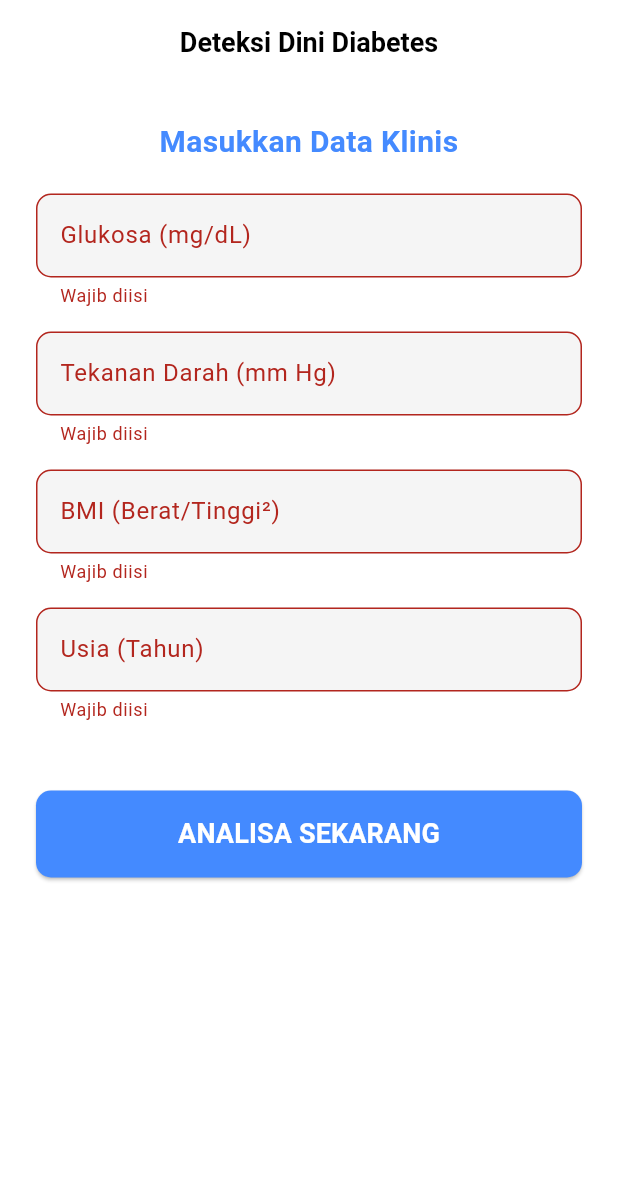
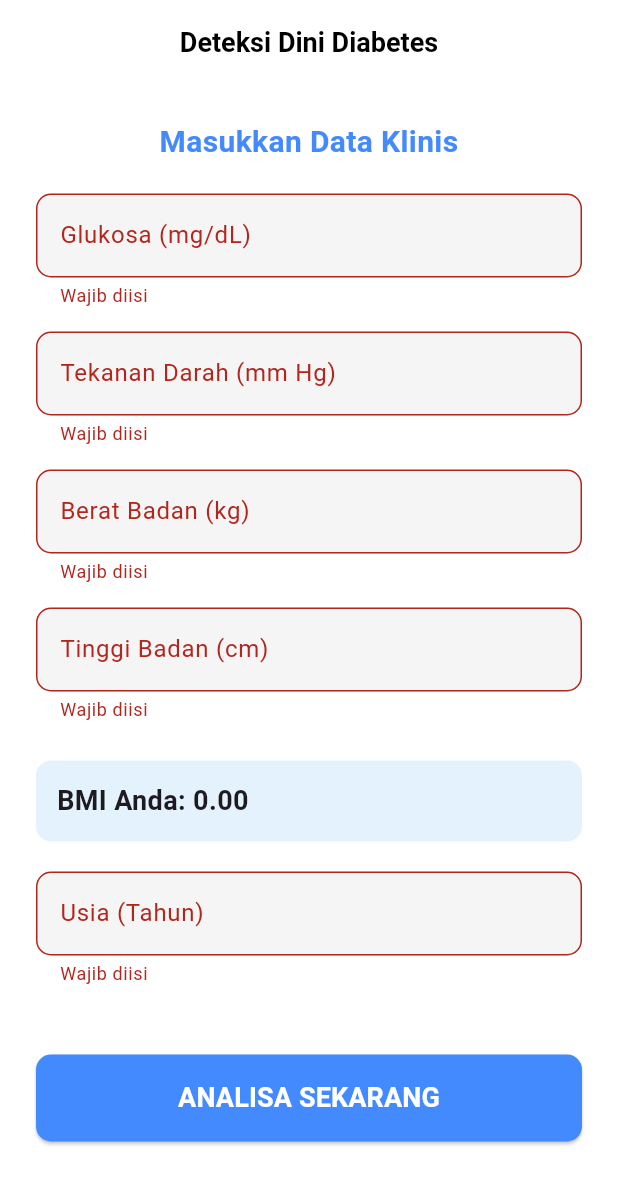
Before and after one commit to ade-nugraha306/GlucoSense, a Flutter app: the screen it shows after launch, after a tap on "ANALISA SEKARANG", on a phone screen of 412 x 824 dp. Shown: the top 1184 px of the screen. Run offline on Flutter 3.47's test engine with Material 3 defaults, Android fonts, the phone set to English and light mode, and no system bars.

Commit message:
feat: Auto Calculate BMI changelog: before: - user harus kalkulasi BMI manual - ini sangat tidak efisien karena proses input menjadi redundansi dan memakan waktu. after: - Kalkulasi BMI dilakukan otomatis menggunakan rumus BMI = berat(kg) / (tinggi(m)²). - Field berat badan dan tinggi badan ditambahkan sebagai input utama. - Field baru (readonly) ditambahkan untuk menampilkan hasil BMI. - Perhitungan dilakukan secara realtime ketika user mengubah nilai berat atau tinggi.
unit handle:
Tinggi badan yang di-input dalam cm dikonversi otomatis ke meter (contoh: 150 = 1.50).

testing:
- scenario 1: user input berat badan 40 dan tinggi badan 150, maka hasil BMI 17.78
- scenario 2: user input berat badan 60 dan tinggi badan 180, maka hasil BMI 18.52
- scenario 3: user input berat badan 55 dan tinggi badan 165, maka hasil BMI 20.20
- scenario 4: user input berat badan 40 dan tinggi badan 140, maka hasil BMI 20.41
- scenario 5: user input berat badan 70 dan tinggi badan 175, maka hasil BMI 22.86

edge cases:
edge cases adalah suatu kondisi ekstrim yang jarang terjadi tapi bisa membuat program error, dan dibawah ini adalah beberapa poin edge cases
- Input kosong menghasilkan nilai BMI kosong (tidak error).
- Nilai tinggi 0 tidak dihitung untuk mencegah division-by-zero.

impact:
- Mengurangi langkah manual dan risiko kesalahan hitung.
- Meningkatkan efisiensi dan akurasi input.

- Ade.

```diff
--- a/lib/pages/input_pages.dart
+++ b/lib/pages/input_pages.dart
@@ -12,10 +12,13 @@ class InputPage extends StatefulWidget {
 class _InputPageState extends State<InputPage> {
   final _formKey = GlobalKey<FormState>();
 
+  // Controller untuk hitung BMI otomatis
+  final TextEditingController weightController = TextEditingController();
+  final TextEditingController heightController = TextEditingController();
+
   // Controller untuk mengambil input user
   final TextEditingController glucController = TextEditingController();
   final TextEditingController bpController = TextEditingController();
-  final TextEditingController bmiController = TextEditingController();
   final TextEditingController ageController = TextEditingController();
 
   final KNNService _knnService = KNNService();
@@ -28,6 +31,45 @@ class _InputPageState extends State<InputPage> {
     super.initState();
     // [BARU] Panggil fungsi loading saat halaman pertama kali dibuka
     _loadDataset();
+
+    // Controller BMI Hitung Otomatis
+    weightController.addListener(_updateBMI);
+    heightController.addListener(_updateBMI);
+  }
+
+  // Bersihkan listener ketika halaman input di tutup
+  @override
+  void dispose() {
+    weightController.dispose();
+    heightController.dispose();
+    glucController.dispose();
+    bpController.dispose();
+    ageController.dispose();
+    super.dispose();
+  }
+
+  // Hitung BMI Otomatis
+
+  double bmiValue = 0.0;
+
+  void _updateBMI() {
+    setState(() {
+      bmiValue = _calculateBMI();
+    });
+  }
+
+  double _calculateBMI() {
+    if (weightController.text.isEmpty || heightController.text.isEmpty) {
+      return 0.0;
+    }
+
+    double weight = double.tryParse(weightController.text) ?? 0;
+    double heightCm = double.tryParse(heightController.text) ?? 0;
+
+    if (weight <= 0 || heightCm <= 0) return 0.0;
+
+    double heightM = heightCm / 100;
+    return weight / (heightM * heightM);
   }
 
   // [BARU] Fungsi asinkron untuk memuat data dari CSV
@@ -44,7 +86,6 @@ class _InputPageState extends State<InputPage> {
   }
 
   void _analyze() {
-    // [BARU] Cek dulu apakah data sudah siap
     if (!_isDataLoaded) {
       ScaffoldMessenger.of(context).showSnackBar(
         const SnackBar(
@@ -56,16 +97,29 @@ class _InputPageState extends State<InputPage> {
     }
 
     if (_formKey.currentState!.validate()) {
-      // Konversi input teks ke double
-      double gluc = double.parse(glucController.text);
-      double bp = double.parse(bpController.text);
-      double bmi = double.parse(bmiController.text);
-      double age = double.parse(ageController.text);
 
-      // JALANKAN ALGORITMA K-NN (K=5)
+      // parsing aman
+      double? gluc = double.tryParse(glucController.text);
+      double? bp = double.tryParse(bpController.text);
+      double? age = double.tryParse(ageController.text);
+      double bmi = bmiValue;
+
+      if (gluc == null) {
+        _error("Input glukosa tidak valid"); return;
+      }
+      if (bp == null) {
+        _error("Input tekanan darah tidak valid"); return;
+      }
+      if (age == null) {
+        _error("Input usia tidak valid"); return;
+      }
+      if (bmi <= 0) {
+        _error("BMI tidak valid. Masukkan berat dan tinggi yang benar."); return;
+      }
+
+      // Jalankan KNN
       var result = _knnService.classify(gluc, bp, bmi, age, 5);
 
-      // Pindah ke halaman hasil membawa data
       Navigator.push(
         context,
         MaterialPageRoute(
@@ -73,6 +127,12 @@ class _InputPageState extends State<InputPage> {
         ),
       );
     }
+  }
+
+  void _error(String msg) {
+    ScaffoldMessenger.of(context).showSnackBar(
+      SnackBar(content: Text(msg), backgroundColor: Colors.red),
+    );
   }
 
   @override
@@ -95,7 +155,22 @@ class _InputPageState extends State<InputPage> {
 
               _buildInput("Glukosa (mg/dL)", glucController),
               _buildInput("Tekanan Darah (mm Hg)", bpController),
-              _buildInput("BMI (Berat/Tinggi²)", bmiController),
+              _buildInput("Berat Badan (kg)", weightController),
+              _buildInput("Tinggi Badan (cm)", heightController),
+
+              Container(
+                margin: const EdgeInsets.only(top: 10, bottom: 20),
+                padding: const EdgeInsets.all(14),
+                decoration: BoxDecoration(
+                  color: Colors.blue.shade50,
+                  borderRadius: BorderRadius.circular(10),
+                ),
+                child: Text(
+                  "BMI Anda: ${bmiValue.toStringAsFixed(2)}",
+                  style: const TextStyle(fontSize: 18, fontWeight: FontWeight.bold),
+                ),
+              ),
+
               _buildInput("Usia (Tahun)", ageController),
 
               const SizedBox(height: 30),
```
